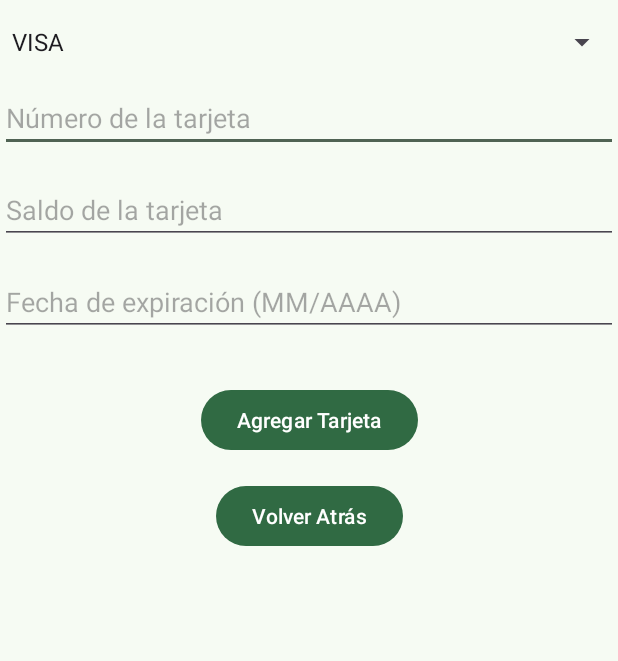
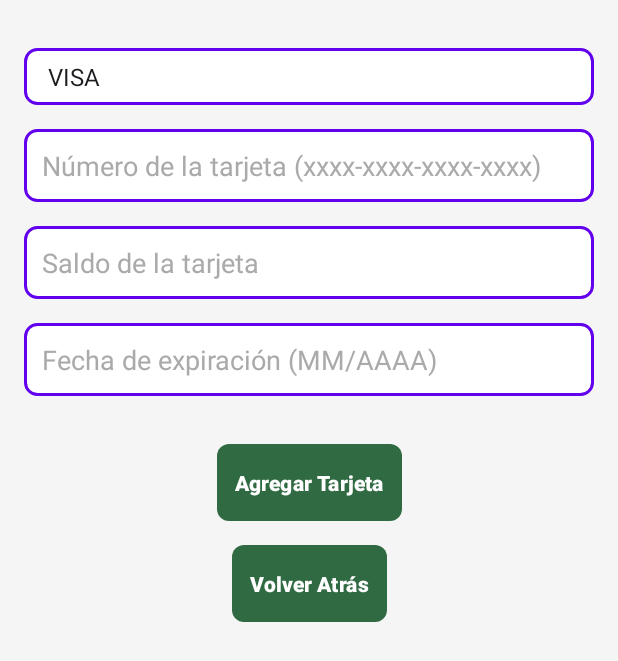
Before and after one commit to Juandoqg/Monify, an Android app: the InsertarTarjetaActivity screen opened directly, with no data from a screen before it, on a phone screen of 412 x 824 dp. Shown: the top 661 px of the screen. Run offline under Robolectric (Android 15) with nearby library versions, the phone set to English and light mode, and no system bars; our stand-ins replace Room's generated code; Roboto replaces fonts that are not available here.

Commit message:
estilos crear tarjeta

```diff
--- /dev/null
+++ b/app/src/main/res/drawable/button_background.xml
@@ -0,0 +1,4 @@
+<shape xmlns:android="http://schemas.android.com/apk/res/android">
+    <solid android:color="@color/primary_color" />
+    <corners android:radius="8dp" />
+</shape>
--- /dev/null
+++ b/app/src/main/res/drawable/edittext_background.xml
@@ -0,0 +1,5 @@
+<shape xmlns:android="http://schemas.android.com/apk/res/android">
+    <solid android:color="@android:color/white" />
+    <stroke android:width="2dp" android:color="@color/primary_color" />
+    <corners android:radius="8dp" />
+</shape>
--- /dev/null
+++ b/app/src/main/res/drawable/spinner_background.xml
@@ -0,0 +1,5 @@
+<shape xmlns:android="http://schemas.android.com/apk/res/android">
+    <solid android:color="@android:color/white" />
+    <stroke android:width="2dp" android:color="@color/primary_color" />
+    <corners android:radius="8dp" />
+</shape>
--- a/app/src/main/res/layout/activity_insertar_tarjeta.xml
+++ b/app/src/main/res/layout/activity_insertar_tarjeta.xml
@@ -1,76 +1,99 @@
 <androidx.constraintlayout.widget.ConstraintLayout
     xmlns:android="http://schemas.android.com/apk/res/android"
     xmlns:app="http://schemas.android.com/apk/res-auto"
-    xmlns:tools="http://schemas.android.com/tools"
     android:layout_width="match_parent"
     android:layout_height="match_parent"
-    tools:context=".InsertarTarjetaActivity">
+    android:background="@color/background_color"
+    android:padding="16dp">
 
-    <!-- EditText para ingresar el nombre de la tarjeta -->
+    <!-- Spinner para seleccionar el tipo de tarjeta -->
     <Spinner
         android:id="@+id/spinnerNombreTarjeta"
         android:layout_width="0dp"
         android:layout_height="wrap_content"
-        app:layout_constraintTop_toTopOf="parent"
+        android:layout_marginTop="16dp"
+        android:background="@drawable/spinner_background"
+        android:padding="8dp"
         app:layout_constraintStart_toStartOf="parent"
         app:layout_constraintEnd_toEndOf="parent"
-        android:layout_marginTop="16dp" />
+        app:layout_constraintTop_toTopOf="parent" />
 
-    <!-- EditText para ingresar el número de la tarjeta -->
+    <!-- Campo para ingresar el número de la tarjeta -->
     <EditText
         android:id="@+id/etNumeroTarjeta"
         android:layout_width="0dp"
         android:layout_height="wrap_content"
-        android:hint="Número de la tarjeta"
+        android:layout_marginTop="16dp"
+        android:background="@drawable/edittext_background"
+        android:hint="Número de la tarjeta (xxxx-xxxx-xxxx-xxxx)"
         android:inputType="number"
-        app:layout_constraintTop_toBottomOf="@id/spinnerNombreTarjeta"
+        android:padding="12dp"
+        android:textColor="@android:color/black"
+        android:textColorHint="@android:color/darker_gray"
         app:layout_constraintStart_toStartOf="parent"
         app:layout_constraintEnd_toEndOf="parent"
-        android:layout_marginTop="16dp" />
+        app:layout_constraintTop_toBottomOf="@id/spinnerNombreTarjeta" />
 
-    <!-- EditText para ingresar el saldo de la tarjeta -->
+    <!-- Campo para ingresar el saldo -->
     <EditText
         android:id="@+id/etSaldoTarjeta"
         android:layout_width="0dp"
         android:layout_height="wrap_content"
+        android:layout_marginTop="16dp"
+        android:background="@drawable/edittext_background"
         android:hint="Saldo de la tarjeta"
         android:inputType="numberDecimal"
-        app:layout_constraintTop_toBottomOf="@id/etNumeroTarjeta"
+        android:padding="12dp"
+        android:textColor="@android:color/black"
+        android:textColorHint="@android:color/darker_gray"
         app:layout_constraintStart_toStartOf="parent"
         app:layout_constraintEnd_toEndOf="parent"
-        android:layout_marginTop="16dp" />
+        app:layout_constraintTop_toBottomOf="@id/etNumeroTarjeta" />
 
-    <!-- EditText para ingresar la fecha de expiración -->
+    <!-- Campo para ingresar la fecha de expiración -->
     <EditText
         android:id="@+id/etFechaExpiracion"
         android:layout_width="0dp"
         android:layout_height="wrap_content"
+        android:layout_marginTop="16dp"
+        android:background="@drawable/edittext_background"
         android:hint="Fecha de expiración (MM/AAAA)"
-        app:layout_constraintTop_toBottomOf="@id/etSaldoTarjeta"
+        android:inputType="date"
+        android:padding="12dp"
+        android:textColor="@android:color/black"
+        android:textColorHint="@android:color/darker_gray"
         app:layout_constraintStart_toStartOf="parent"
         app:layout_constraintEnd_toEndOf="parent"
-        android:layout_marginTop="16dp" />
+        app:layout_constraintTop_toBottomOf="@id/etSaldoTarjeta" />
 
     <!-- Botón para agregar la tarjeta -->
     <Button
         android:id="@+id/btnAgregarTarjeta"
         android:layout_width="wrap_content"
         android:layout_height="wrap_content"
+        android:layout_marginTop="32dp"
+        android:background="@drawable/button_background"
+        android:padding="12dp"
         android:text="Agregar Tarjeta"
-        android:layout_marginTop="32dp"
-        app:layout_constraintTop_toBottomOf="@id/etFechaExpiracion"
+        android:textColor="@android:color/white"
+        android:textStyle="bold"
         app:layout_constraintStart_toStartOf="parent"
-        app:layout_constraintEnd_toEndOf="parent" />
+        app:layout_constraintEnd_toEndOf="parent"
+        app:layout_constraintTop_toBottomOf="@id/etFechaExpiracion" />
 
     <!-- Botón para volver atrás -->
     <Button
         android:id="@+id/btnVolverAtras"
         android:layout_width="wrap_content"
         android:layout_height="wrap_content"
+        android:layout_marginTop="16dp"
+        android:background="@drawable/button_background"
+        android:padding="12dp"
         android:text="Volver Atrás"
-        android:layout_marginTop="16dp"
-        app:layout_constraintTop_toBottomOf="@id/btnAgregarTarjeta"
+        android:textColor="@android:color/white"
+        android:textStyle="bold"
         app:layout_constraintStart_toStartOf="parent"
-        app:layout_constraintEnd_toEndOf="parent" />
+        app:layout_constraintEnd_toEndOf="parent"
+        app:layout_constraintTop_toBottomOf="@id/btnAgregarTarjeta" />
 
 </androidx.constraintlayout.widget.ConstraintLayout>
--- a/app/src/main/res/values/colors.xml
+++ b/app/src/main/res/values/colors.xml
@@ -142,4 +142,7 @@
     <color name="md_theme_surfaceContainer_highContrast">#EBEFE7</color>
     <color name="md_theme_surfaceContainerHigh_highContrast">#E5EAE2</color>
     <color name="md_theme_surfaceContainerHighest_highContrast">#DFE4DC</color>
+    <color name="background_color">#F5F5F5</color>
+    <color name="primary_color">#6200EE</color>
+
 </resources>
```
